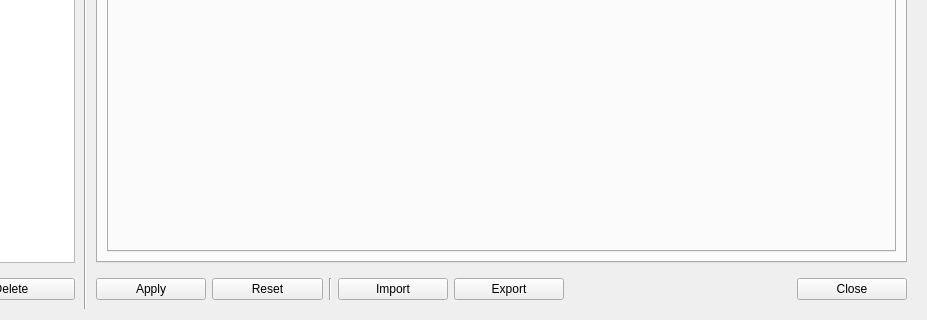
This is libEPLViz/ui/settingswindow.ui in epl-viz/EPL-Viz as Qt 5 draws it before an edit; both pictures show x 207 to 1134 and y 361 to 681 of the 1134 by 681 pixel window. The edited form follows.
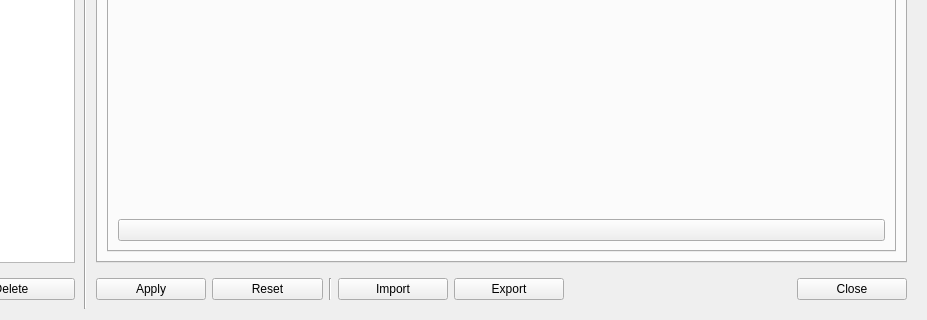
This is the edited form. The open tabs and pages were chosen to show the change. Icons and pictures are not drawn.

```diff
--- a/libEPLViz/ui/settingswindow.ui
+++ b/libEPLViz/ui/settingswindow.ui
@@ -3089,6 +3089,13 @@
                 </property>
                </spacer>
               </item>
+              <item>
+               <widget class="QPushButton" name="crashButton">
+                <property name="text">
+                 <string/>
+                </property>
+               </widget>
+              </item>
              </layout>
             </widget>
             <widget class="QWidget" name="IH">
```
Left out of the diff: 17 changed lines with no effect on the pictures.
